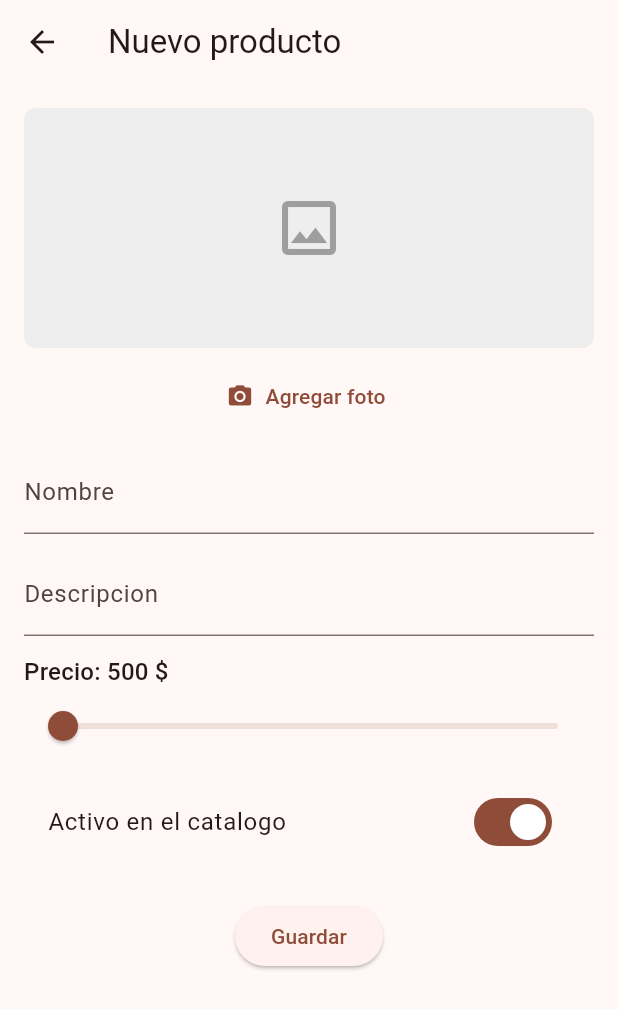
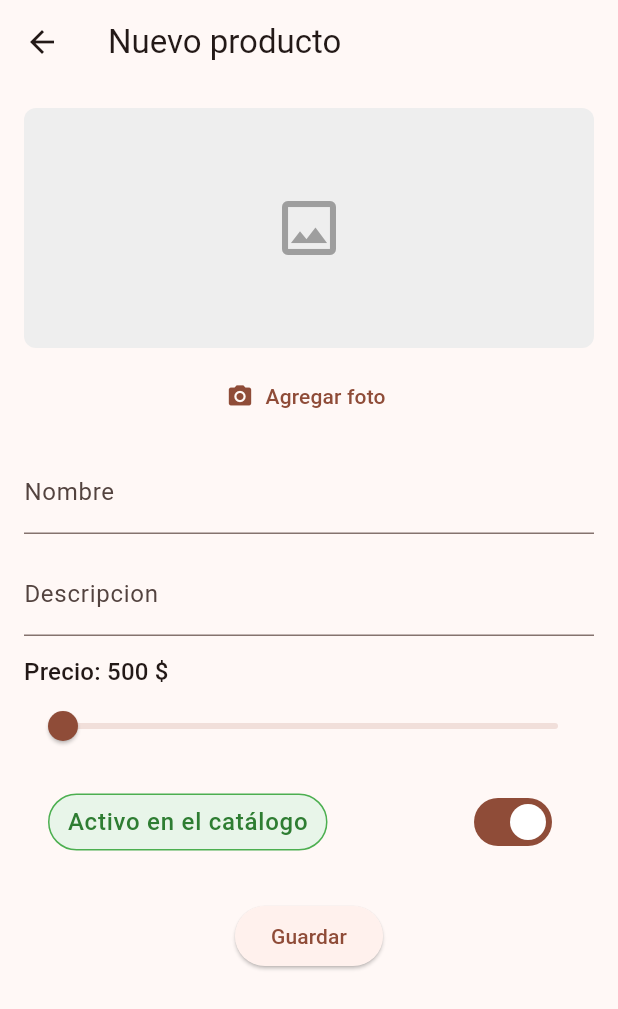
Before and after one commit to jcacostaf/TenjoMicilios, a Flutter app: the ProductFormScreen screen opened directly with empty values, on a phone screen of 412 x 824 dp. Shown: the top 1009 px of the screen. Run offline on Flutter 3.47's test engine with Material 3 defaults, Android fonts, the phone set to English and light mode, and no system bars; our stand-ins replace flutter_map, image_picker, latlong2, shared_preferences; accounts and stored records are empty.

Commit message:
Mostrar el estado activo del producto como un pill tocable

```diff
--- a/mobile/lib/features/restaurant/product_form_screen.dart
+++ b/mobile/lib/features/restaurant/product_form_screen.dart
@@ -147,7 +147,26 @@ class _ProductFormScreenState extends State<ProductFormScreen> {
               ),
               const SizedBox(height: 12),
               SwitchListTile(
-                title: const Text('Activo en el catalogo'),
+                title: Align(
+                  alignment: Alignment.centerLeft,
+                  child: Container(
+                    padding: const EdgeInsets.symmetric(horizontal: 12, vertical: 6),
+                    decoration: BoxDecoration(
+                      color: _isActive ? Colors.green.shade50 : Colors.grey.shade200,
+                      borderRadius: BorderRadius.circular(20),
+                      border: Border.all(
+                        color: _isActive ? Colors.green : Colors.grey.shade400,
+                      ),
+                    ),
+                    child: Text(
+                      'Activo en el catálogo',
+                      style: TextStyle(
+                        color: _isActive ? Colors.green.shade800 : Colors.grey.shade700,
+                        fontWeight: FontWeight.w500,
+                      ),
+                    ),
+                  ),
+                ),
                 value: _isActive,
                 onChanged: (value) => setState(() => _isActive = value),
               ),
```
